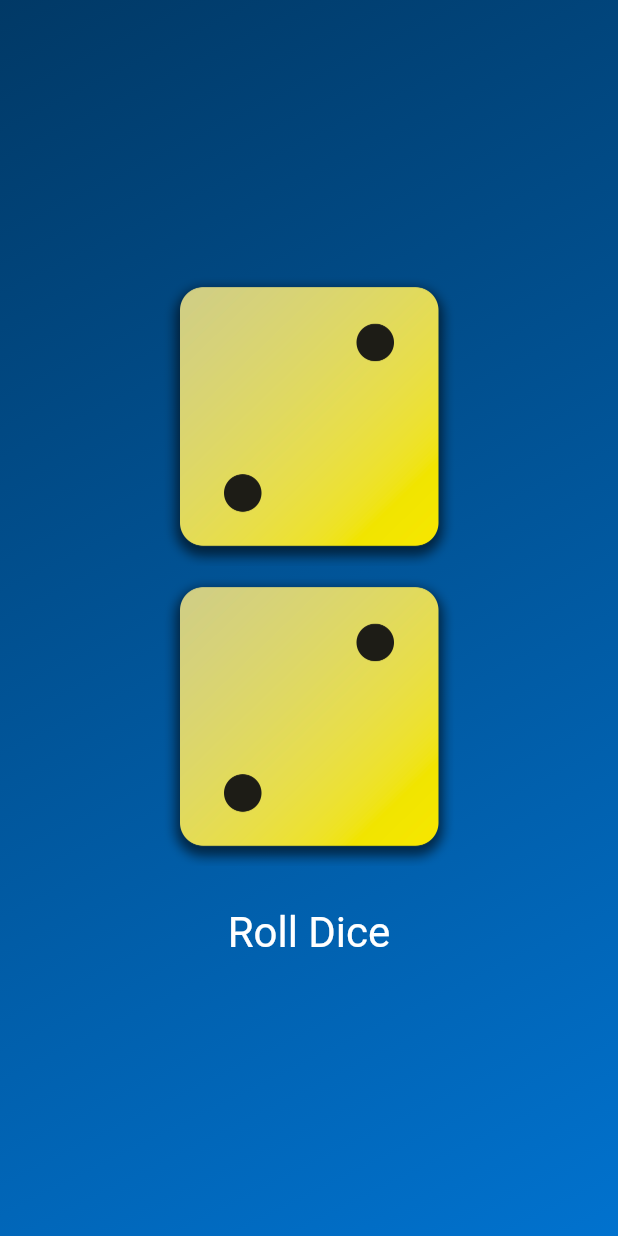
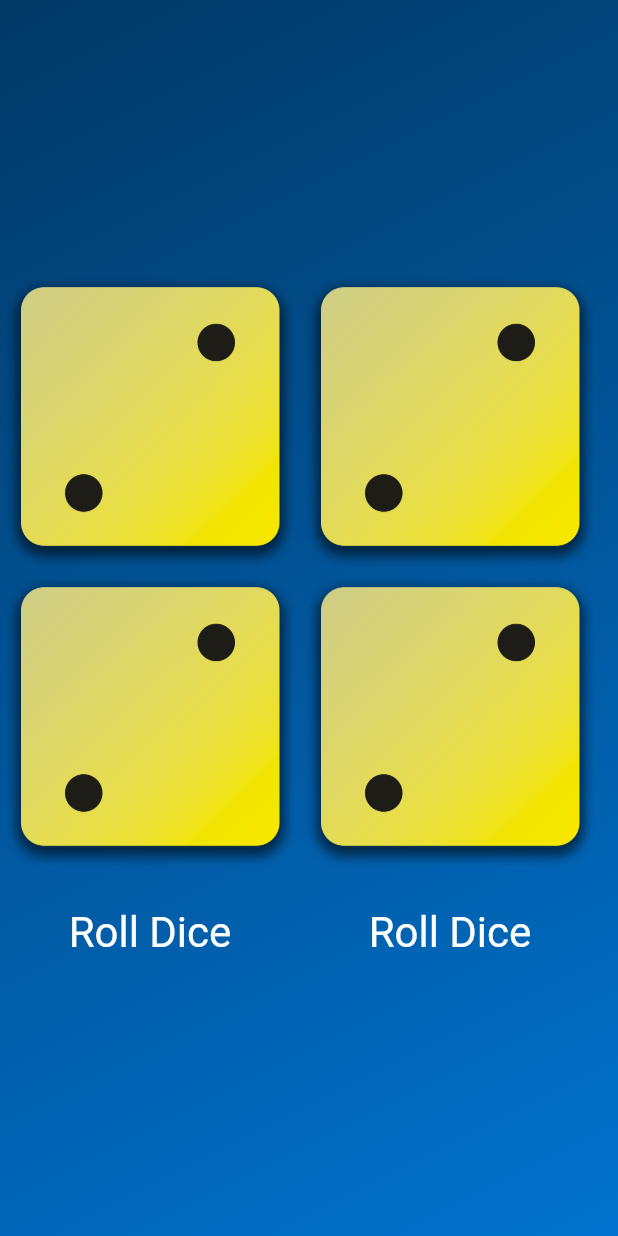
Before and after one commit to mpruesga/flutter_dice_fight, a Flutter app: the screen it shows after launch, on a phone screen of 412 x 824 dp. Run offline on Flutter 3.47's test engine with Material 3 defaults, Android fonts, the phone set to English and light mode, and no system bars.

Commit message:
added second column of dices

```diff
--- a/lib/dice_roller.dart
+++ b/lib/dice_roller.dart
@@ -30,8 +30,9 @@ class _DiceRollerState extends State<DiceRoller> {
 
   @override
   Widget build(context) {
-    return Column(
-          mainAxisSize: MainAxisSize.min,
+    return Row(
+          children: <Widget>[
+            Column(mainAxisSize: MainAxisSize.min,
               children: [
                 Image.asset(
                   'assets/images/dice-$currentDiceRoll.png',
@@ -57,6 +58,39 @@ class _DiceRollerState extends State<DiceRoller> {
                       'Roll Dice',
                       style: TextStyle(color: Colors.white),
                     ))],
+
+                    ),
+              Column(mainAxisSize: MainAxisSize.min,
+                children: [
+                  Image.asset(
+                    'assets/images/dice-$currentDiceRoll.png',
+                    width: 200,
+                  ),
+
+                  Image.asset(
+                    'assets/images/dice-$currentDiceRoll2.png',
+                    width: 200,
+                  ),
+                  const SizedBox(height: 20),
+                  TextButton(
+                      // onPressed: () {}),
+                      onPressed: rollDice,
+                      style: TextButton.styleFrom(
+                        // padding: const EdgeInsets.only(top: 20,),
+                        foregroundColor: Colors.white,
+                        textStyle: const TextStyle(
+                          fontSize: 28,
+                        ),
+                      ),
+                      child: const Text(
+                        'Roll Dice',
+                        style: TextStyle(color: Colors.white),
+                      ))],
+
+                      )
+
+          ]
+
         );
   }
 }
```
Lines whose indentation alone changed are shown as unchanged.
